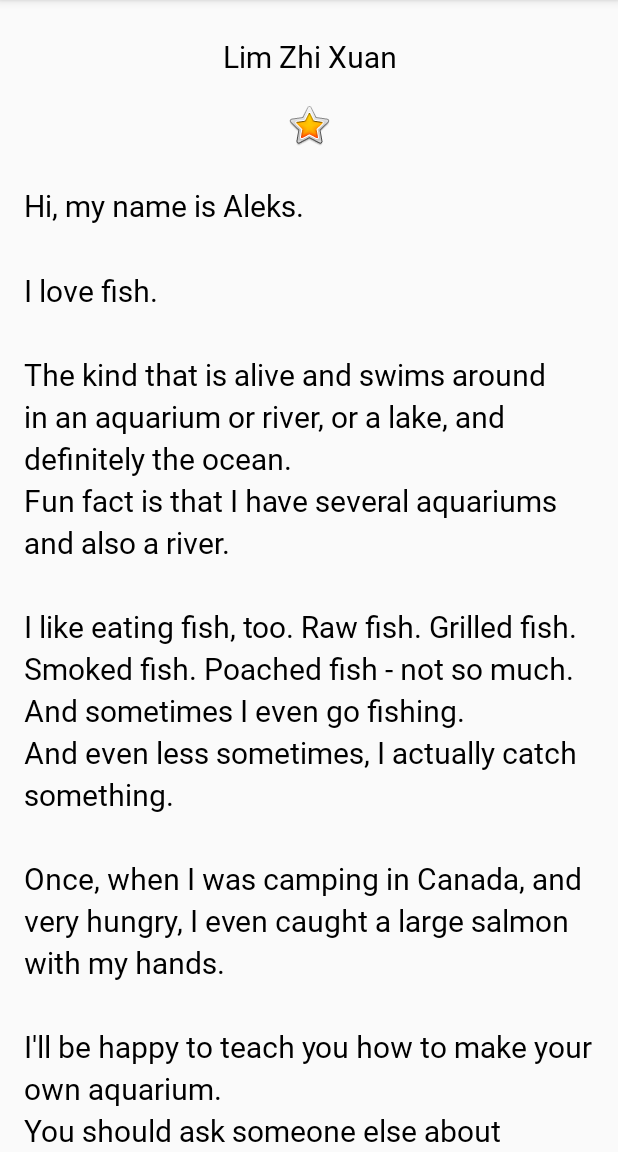
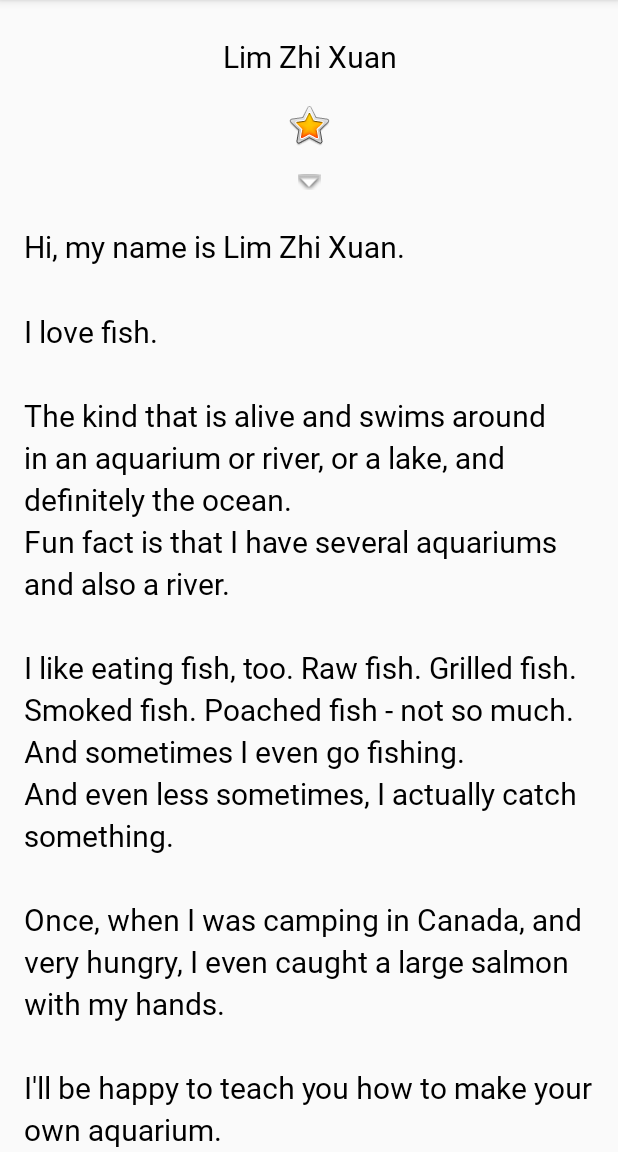
Before and after one commit to lzxuan/MAD_practical_2, an Android app: the screen it shows after launch (MainActivity), on a phone screen of 412 x 824 dp, the part 84-1236 px from its top. Run offline under Robolectric (Android 15) with nearby library versions, the phone set to English and light mode, and no system bars.

Commit message:
Second commit

```diff
--- a/app/src/main/res/layout/activity_main.xml
+++ b/app/src/main/res/layout/activity_main.xml
@@ -1,11 +1,12 @@
 <?xml version="1.0" encoding="utf-8"?>
-<LinearLayout
-    xmlns:android="http://schemas.android.com/apk/res/android"
+<LinearLayout xmlns:android="http://schemas.android.com/apk/res/android"
     xmlns:app="http://schemas.android.com/apk/res-auto"
     xmlns:tools="http://schemas.android.com/tools"
     android:layout_width="match_parent"
     android:layout_height="match_parent"
     android:orientation="vertical"
+    android:paddingStart="@dimen/layout_padding"
+    android:paddingEnd="@dimen/layout_padding"
     tools:context=".MainActivity">
 
     <TextView
@@ -28,16 +29,29 @@
     <ScrollView
         android:id="@+id/bio_scroll"
         android:layout_width="match_parent"
-        android:layout_height="match_parent"
-        style="@style/layout_padding">
+        android:layout_height="match_parent">
 
-        <TextView
-            android:id="@+id/bio_text"
-            style="@style/NameStyle"
+        <LinearLayout
             android:layout_width="match_parent"
             android:layout_height="wrap_content"
-            android:lineSpacingMultiplier="1.2"
-            android:text="@string/bio" />
+            android:orientation="vertical">
+
+            <ImageView
+                android:id="@+id/arrow_image"
+                android:layout_width="match_parent"
+                android:layout_height="wrap_content"
+                android:layout_marginTop="@dimen/layout_margin"
+                android:contentDescription="@string/arrow_down"
+                app:srcCompat="@android:drawable/arrow_down_float" />
+
+            <TextView
+                android:id="@+id/bio_text"
+                style="@style/NameStyle"
+                android:layout_width="match_parent"
+                android:layout_height="wrap_content"
+                android:lineSpacingMultiplier="1.2"
+                android:text="@string/bio" />
+        </LinearLayout>
     </ScrollView>
 
 </LinearLayout>
--- a/app/src/main/res/values/dimens.xml
+++ b/app/src/main/res/values/dimens.xml
@@ -3,4 +3,5 @@
     <dimen name="text_size">20sp</dimen>
     <dimen name="small_padding">8dp</dimen>
     <dimen name="layout_margin">16dp</dimen>
+    <dimen name="layout_padding">16dp</dimen>
 </resources>
--- a/app/src/main/res/values/strings.xml
+++ b/app/src/main/res/values/strings.xml
@@ -2,7 +2,8 @@
     <string name="app_name">MAD_practical_2</string>
     <string name="name">Lim Zhi Xuan</string>
     <string name="yellow_star">Yellow star</string>
-    <string name="bio">Hi, my name is Aleks.
+    <string name="arrow_down">Arrow down</string>
+    <string name="bio">Hi, my name is Lim Zhi Xuan.
     \n\nI love fish.
     \n\nThe kind that is alive and swims around in an aquarium or river, or a lake, and definitely the ocean.
     \nFun fact is that I have several aquariums and also a river.
--- a/app/src/main/res/values/styles.xml
+++ b/app/src/main/res/values/styles.xml
@@ -16,9 +16,4 @@
         <item name="android:textSize">@dimen/text_size</item>
     </style>
 
-    <style name="layout_padding">
-        <item name="android:paddingStart">16dp</item>
-        <item name="android:paddingEnd">16dp</item>
-    </style>
-
 </resources>
```
